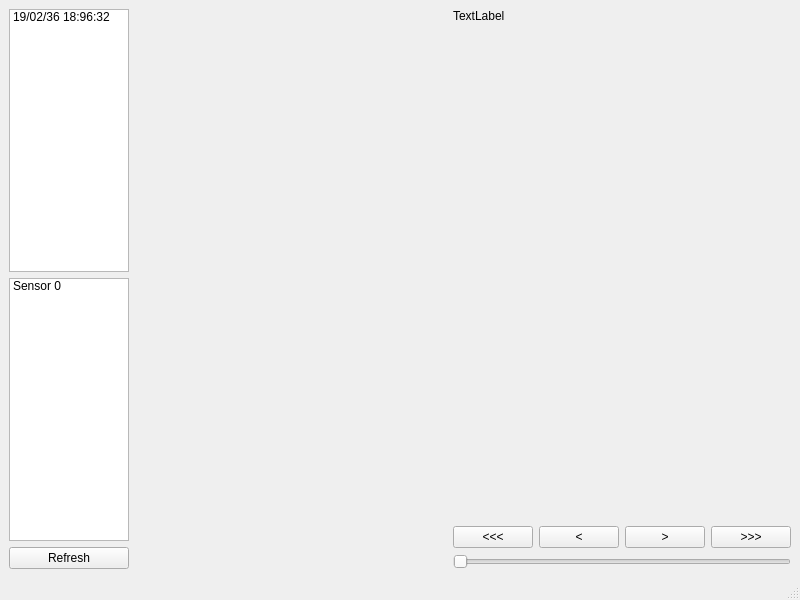
The window that server/database_scroll/mainwindow.ui (GiteZz/Thermal-sensor-localisation) describes before a commit, drawn with Qt 5.
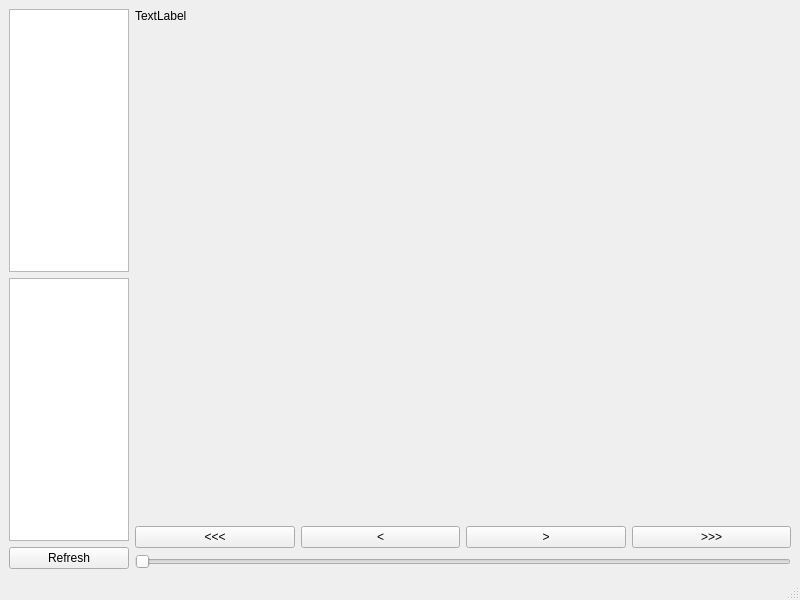
The same window after the commit.

Patch:
```diff
--- a/server/database_scroll/mainwindow.ui
+++ b/server/database_scroll/mainwindow.ui
@@ -17,7 +17,7 @@
    <layout class="QGridLayout" name="gridLayout_2">
     <item row="0" column="0">
      <layout class="QGridLayout" name="gridLayout">
-      <item row="0" column="2">
+      <item row="0" column="1">
        <layout class="QVBoxLayout" name="verticalLayout">
         <item>
          <widget class="QLabel" name="imageLabel">
@@ -90,11 +90,6 @@
             <height>16777215</height>
            </size>
           </property>
-          <item>
-           <property name="text">
-            <string>19/02/36 18:96:32</string>
-           </property>
-          </item>
          </widget>
         </item>
         <item>
@@ -105,11 +100,6 @@
             <height>16777215</height>
            </size>
           </property>
-          <item>
-           <property name="text">
-            <string>Sensor 0</string>
-           </property>
-          </item>
          </widget>
         </item>
         <item>
@@ -127,19 +117,6 @@
         </item>
        </layout>
       </item>
-      <item row="0" column="1">
-       <spacer name="horizontalSpacer">
-        <property name="orientation">
-         <enum>Qt::Horizontal</enum>
-        </property>
-        <property name="sizeHint" stdset="0">
-         <size>
-          <width>40</width>
-          <height>20</height>
-         </size>
-        </property>
-       </spacer>
-      </item>
      </layout>
     </item>
    </layout>
```
